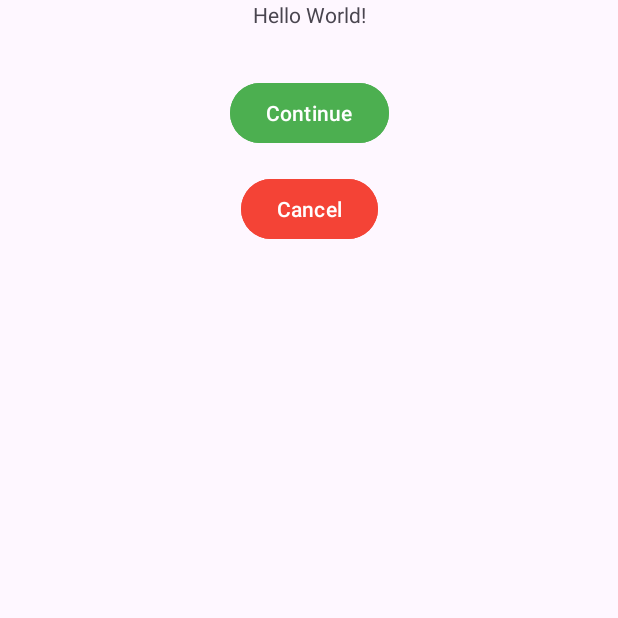
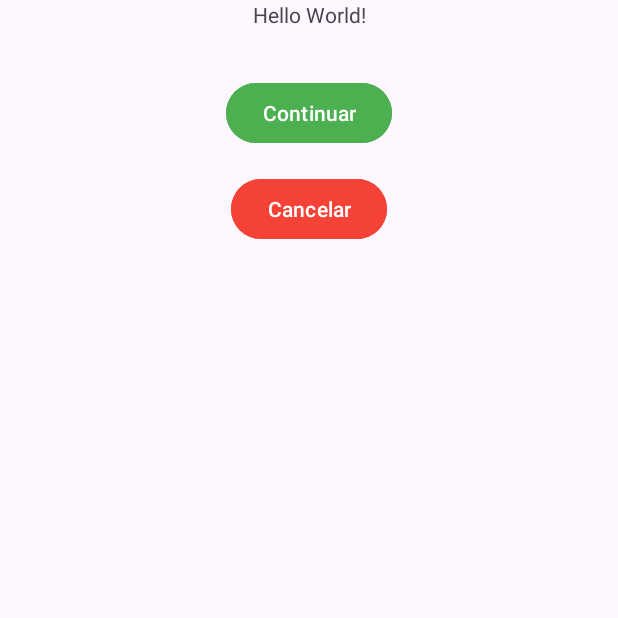
Before and after one commit to nube18/Practica3, an Android app: the screen it shows after launch (MainActivity), on a phone screen of 412 x 824 dp, the top half of it. Run offline under Robolectric (Android 15) with nearby library versions, the phone set to English and light mode, and no system bars.

Commit message:
Ejercicio4.3

```diff
--- a/app/src/main/res/values/strings.xml
+++ b/app/src/main/res/values/strings.xml
@@ -1,5 +1,5 @@
 <resources>
     <string name="app_name">Proyecto 6</string>
-    <string name="boton_continuar">Continue</string>
-    <string name="boton_cancelar">Cancel</string>
+    <string name="boton_continuar">Continuar</string>
+    <string name="boton_cancelar">Cancelar</string>
 </resources>
--- /dev/null
+++ b/app/src/main/res/values/strings.xml -en.xml
@@ -0,0 +1,6 @@
+<?xml version="1.0" encoding="utf-8"?>
+<resources>
+    <string name="app_name">Proyecto 6</string>
+    <string name="boton_continuar">Continue</string>
+    <string name="boton_cancelar">Cancel</string>
+</resources>
```
Also changed, not shown: 1 other file.
